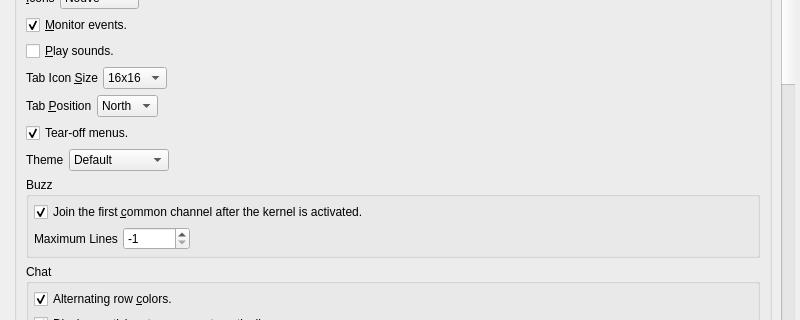
First picture: the form in branches/trunk/UI/spot-on-options.ui, repository textbrowser/spot-on, before the edit; both pictures show x 0 to 800 and y 101 to 421 of the 800 by 800 pixel window.
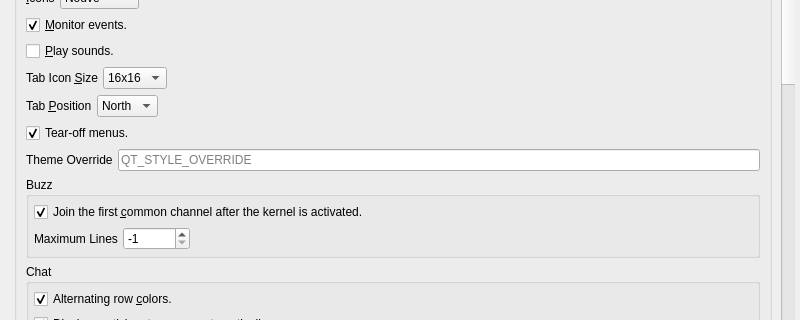
Second picture: the form after the edit. Icons and pictures are not drawn.

Commit message: More theme with fewer items.

Diff of the .ui file:
```diff
--- a/branches/trunk/UI/spot-on-options.ui
+++ b/branches/trunk/UI/spot-on-options.ui
@@ -43,7 +43,7 @@
        <property name="geometry">
         <rect>
          <x>0</x>
-         <y>-2268</y>
+         <y>0</y>
          <width>769</width>
          <height>5090</height>
         </rect>
@@ -280,52 +280,22 @@
              <item>
               <widget class="QLabel" name="label_33">
                <property name="text">
-                <string>Theme</string>
+                <string>Theme Override</string>
                </property>
               </widget>
              </item>
              <item>
-              <widget class="QComboBox" name="theme">
-               <property name="currentIndex">
-                <number>3</number>
+              <widget class="QLineEdit" name="theme_override">
+               <property name="toolTip">
+                <string>&lt;html&gt;&lt;head/&gt;&lt;body&gt;&lt;p&gt;Please restart Spot-On if this value is modified.&lt;/p&gt;&lt;/body&gt;&lt;/html&gt;</string>
                </property>
-               <property name="sizeAdjustPolicy">
-                <enum>QComboBox::AdjustToContents</enum>
+               <property name="placeholderText">
+                <string>QT_STYLE_OVERRIDE</string>
                </property>
-               <item>
-                <property name="text">
-                 <string>Dark</string>
-                </property>
-               </item>
-               <item>
-                <property name="text">
-                 <string>Dark Fusion</string>
-                </property>
-               </item>
-               <item>
-                <property name="text">
-                 <string>Dark Orange</string>
-                </property>
-               </item>
-               <item>
-                <property name="text">
-                 <string>Default</string>
-                </property>
-               </item>
-              </widget>
-             </item>
-             <item>
-              <spacer name="horizontalSpacer_11">
-               <property name="orientation">
-                <enum>Qt::Horizontal</enum>
+               <property name="clearButtonEnabled">
+                <bool>true</bool>
                </property>
-               <property name="sizeHint" stdset="0">
-                <size>
-                 <width>40</width>
-                 <height>20</height>
-                </size>
-               </property>
-              </spacer>
+              </widget>
              </item>
             </layout>
            </item>
```
Left out of the diff: 2 changed lines with no effect on the pictures. The commit also changes 82 other files.
